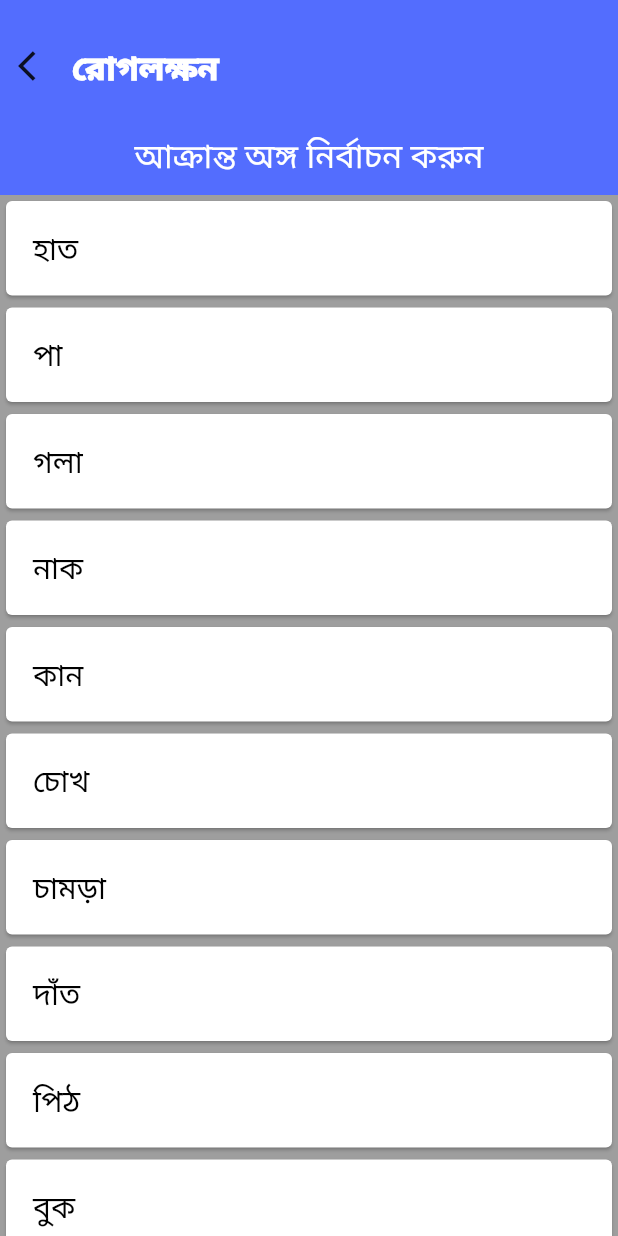
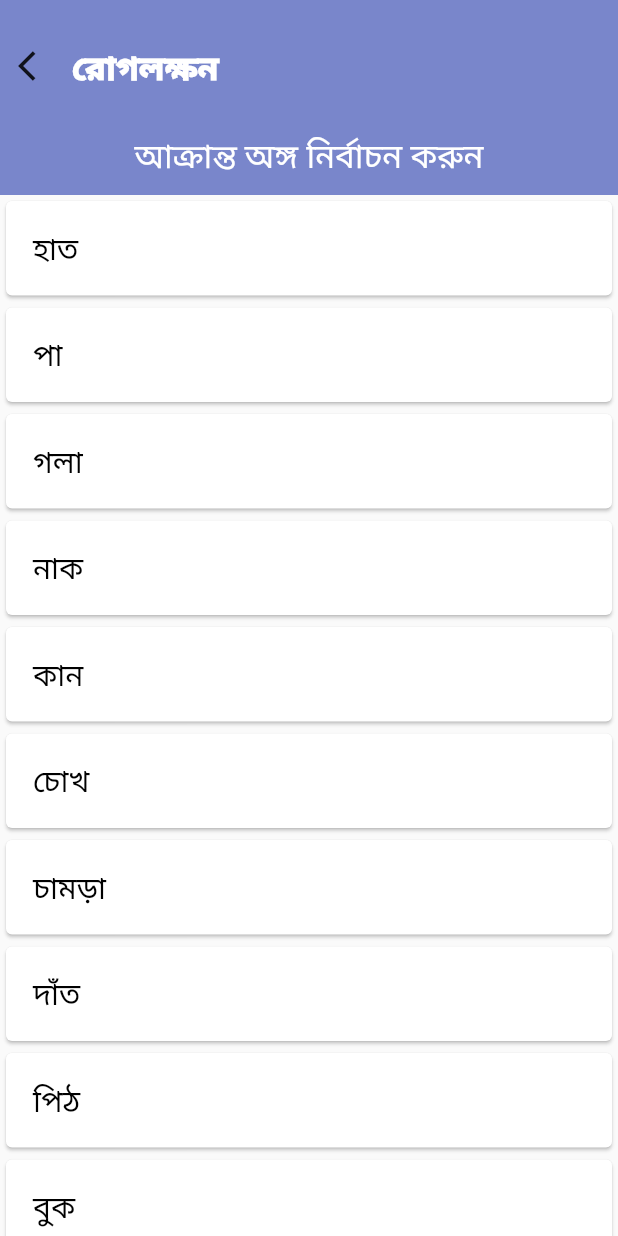
Before and after one commit to jspw/MeOne-Doctor-Patient-Version, a Flutter app: the screen it shows after launch, after a tap on "রোগলক্ষন", on a phone screen of 412 x 824 dp. Run offline on Flutter 3.47's test engine with Material 2 defaults, Android fonts, the phone set to English and light mode, and no system bars; network calls fail.

Commit message:
mobile: drawer added

```diff
--- a/client/Mobile/medone/lib/Patient/Screens/patientHome.dart
+++ b/client/Mobile/medone/lib/Patient/Screens/patientHome.dart
@@ -32,7 +32,7 @@ class PatientHome extends StatelessWidget {
           IconButton(
             icon: Icon(
               Icons.notifications,
-              color: Theme.of(context).canvasColor,
+              color: Theme.of(context).accentColor,
             ),
             onPressed: () => Navigator.pushNamed(context, "Cart.route"),
           ),
--- a/client/Mobile/medone/lib/Patient/Widgets/drawer.dart
+++ b/client/Mobile/medone/lib/Patient/Widgets/drawer.dart
@@ -23,7 +23,7 @@ class DrawerX extends StatelessWidget {
                     boxShadow: [
                       BoxShadow(color: Colors.white, spreadRadius: 3),
                     ],
-                    borderRadius: BorderRadius.circular(100.0),
+                    borderRadius: BorderRadius.circular(10.0),
                     image: DecorationImage(
                       image: NetworkImage(
                           "https://res.cloudinary.com/practicaldev/image/fetch/s--q_01llEI--/c_fill,f_auto,fl_progressive,h_320,q_auto,w_320/https://dev-to-uploads.s3.amazonaws.com/uploads/user/profile_image/293134/b04b975f-2622-4871-9f1f-5e87500ec79a.jpg"),
@@ -32,16 +32,21 @@ class DrawerX extends StatelessWidget {
                   ),
                 ),
                 Container(
-                  padding: const EdgeInsets.all(8),
-                  child: Text(
-                    "Mehedi Hasan Shifat",
-                    style: TextStyle(
-                        color: Colors.black,
-                        fontWeight: FontWeight.bold,
-                        fontSize: 20.0),
+                  padding: const EdgeInsets.all(10),
+                  child: Column(
+                    children: <Widget>[
+                      Text(
+                        "Mehedi Hasan Shifat",
+                        style: TextStyle(
+                            color: Colors.black,
+                            fontWeight: FontWeight.bold,
+                            fontSize: 20.0),
+                      ),
+                      Text("(Patient)"),
+                    ],
                   ),
                 ),
-                Divider(),
+                // Divider(),
                 GestureDetector(
                   child: Container(
                     // margin: const EdgeInsets.all(10),
@@ -70,29 +75,47 @@ class DrawerX extends StatelessWidget {
               OptionsBuilder(
                 context,
                 "FavRestaurants.route",
-                "Favourite Restaurants",
+                "Dashboard",
                 Icon(
-                  Icons.restaurant,
-                  color: Theme.of(context).accentColor,
+                  Icons.home,
+                  color: Theme.of(context).secondaryHeaderColor,
                 ),
               ),
               OptionsBuilder(
                 context,
                 "Addresses.route",
-                "Saved Addresses",
+                "Appointments",
                 Icon(
-                  Icons.location_on,
-                  color: Theme.of(context).accentColor,
+                  Icons.list,
+                  color: Theme.of(context).secondaryHeaderColor,
                 ),
                 // HomeScreenState.center
               ),
               OptionsBuilder(
                 context,
                 "/help",
-                "Help Center",
+                "Prescriptions",
                 Icon(
-                  Icons.help,
-                  color: Theme.of(context).accentColor,
+                  Icons.receipt,
+                  color: Theme.of(context).secondaryHeaderColor,
+                ),
+              ),
+              OptionsBuilder(
+                context,
+                "/help",
+                "Medical Records",
+                Icon(
+                  Icons.healing,
+                  color: Theme.of(context).secondaryHeaderColor,
+                ),
+              ),
+              OptionsBuilder(
+                context,
+                "/help",
+                "Billing",
+                Icon(
+                  Icons.attach_money,
+                  color: Theme.of(context).secondaryHeaderColor,
                 ),
               ),
               SizedBox(
@@ -128,7 +151,7 @@ Widget OptionsBuilder(
             crossAxisAlignment: CrossAxisAlignment.center,
             children: <Widget>[
               Container(
-                padding: const EdgeInsets.all(10.0),
+                padding: const EdgeInsets.all(15.0),
                 child: icon,
               ),
               SizedBox(
@@ -138,8 +161,8 @@ Widget OptionsBuilder(
                 option,
                 style: TextStyle(
                     color: Colors.black,
-                    fontWeight: FontWeight.w500,
-                    fontSize: 18.0),
+                    fontWeight: FontWeight.w600,
+                    fontSize: 20.0),
               ),
             ],
           ),
@@ -172,7 +195,7 @@ Widget OptionsBuilder2(BuildContext context, String option) {
         style: TextStyle(
           fontSize: 16.0,
           color: Colors.black,
-          fontWeight: FontWeight.w400,
+          fontWeight: FontWeight.w500,
         ),
       ),
     ),
--- a/client/Mobile/medone/lib/main.dart
+++ b/client/Mobile/medone/lib/main.dart
@@ -10,12 +10,10 @@ void main() {
     debugShowCheckedModeBanner: false,
     theme: ThemeData(
       brightness: Brightness.light,
-      backgroundColor: Colors.cyan,
-      primaryColor: Colors.indigoAccent,
-      accentColor: Colors.yellow,
-      canvasColor: Colors.grey,
-      hoverColor: Colors.teal,
-      buttonColor: Colors.blueGrey,
+      backgroundColor: Colors.grey,
+      primaryColor: Colors.indigo[300],
+      accentColor: Colors.white,
+      secondaryHeaderColor: Colors.black,
       textTheme: TextTheme(
         headline1: TextStyle(
             fontSize: 22.0, fontWeight: FontWeight.w900, color: Colors.white),
```
